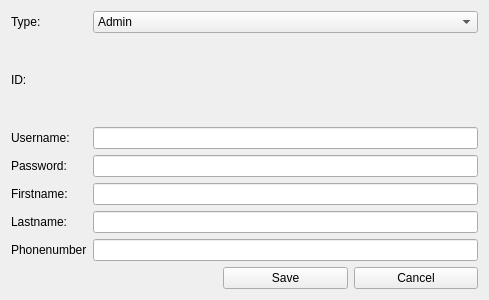
Before: the Qt Designer form Employee/Admin/View/create_new_employee.ui in tigerSI/HMS_project, drawn with Qt 5.
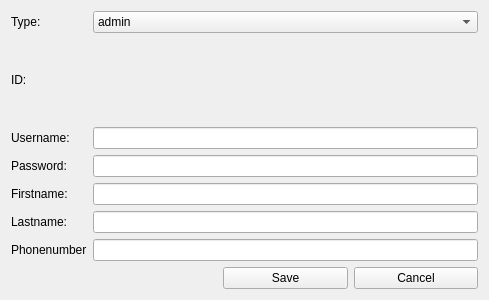
After: the same form once the commit is applied.

What changed in the file:
```diff
--- a/Employee/Admin/View/create_new_employee.ui
+++ b/Employee/Admin/View/create_new_employee.ui
@@ -18,7 +18,7 @@
     <widget class="QComboBox" name="type">
      <item>
       <property name="text">
-       <string>Admin</string>
+       <string>admin</string>
       </property>
      </item>
      <item>
```
Left out of the diff: 4 changed lines with no effect on the pictures.
